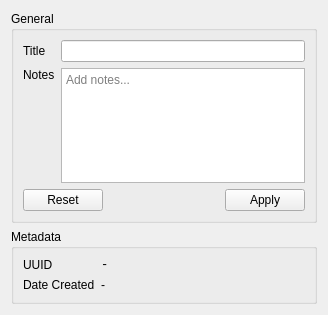
Above: src/gui/detailsection.ui from campbellmbrown/task-app before the change. Below: the same form after it.
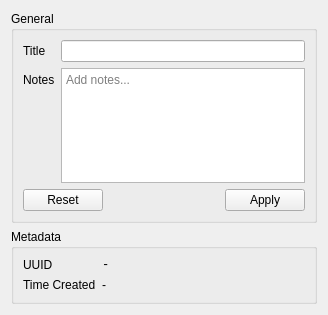
That is the form after the change.

```diff
--- a/src/gui/detailsection.ui
+++ b/src/gui/detailsection.ui
@@ -35,9 +35,6 @@
         <property name="text">
          <string>Notes</string>
         </property>
-        <property name="alignment">
-         <set>Qt::AlignLeading|Qt::AlignLeft|Qt::AlignTop</set>
-        </property>
        </widget>
       </item>
       <item row="1" column="1">
@@ -88,7 +85,7 @@
       <item row="1" column="0">
        <widget class="QLabel" name="dateCreatedLabel">
         <property name="text">
-         <string>Date Created</string>
+         <string>Time Created</string>
         </property>
        </widget>
       </item>
```
Left out of the diff: 7 changed lines with no effect on the pictures.
